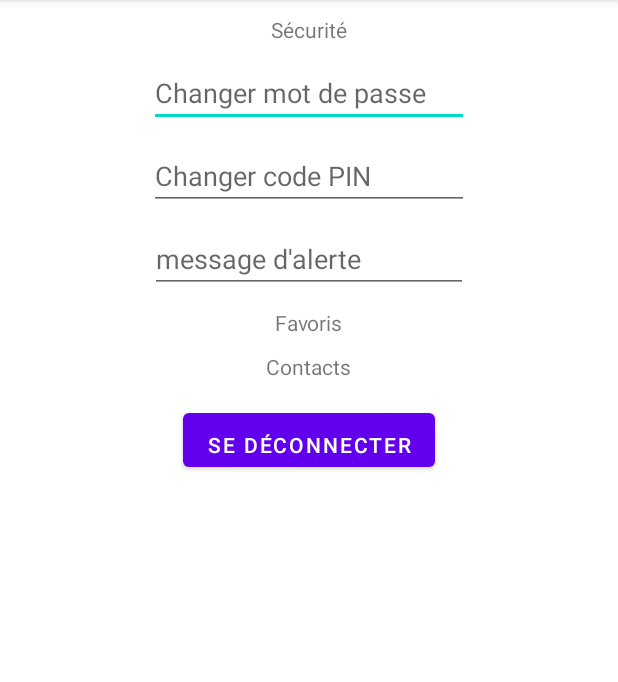
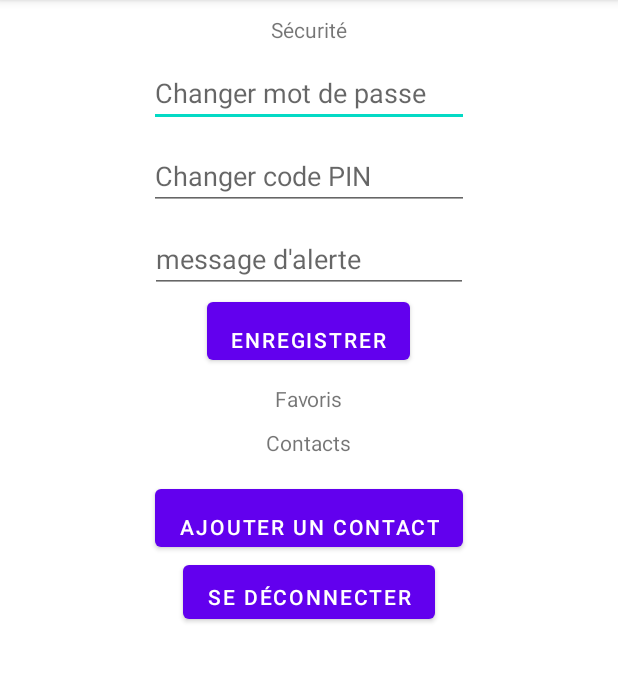
Before and after one commit to alexprime100/SafeBackHome, an Android app: the SettingsActivity screen opened directly, with no data from a screen before it, on a phone screen of 412 x 824 dp, the part 84-766 px from its top. Run offline under Robolectric (Android 15) with nearby library versions, the phone set to English and light mode, and no system bars; our stand-ins replace Firebase (no records; nobody signed in at launch, a user with empty details on screens opened directly); 2 statements that could not run were skipped.

Commit message:
changement de code pin

```diff
--- a/app/src/main/java/com/example/safebackhome/activites/MainActivity.kt
+++ b/app/src/main/java/com/example/safebackhome/activites/MainActivity.kt
@@ -121,6 +121,7 @@ class MainActivity : AppCompatActivity() {
                                 document.getString("ContactNumber") != null)
                             {
                                 contacts.add(Contact(
+                                    document.getString("UserId").toString(),
                                     document.getString("ContactFullName").toString(),
                                     document.getString("ContactNumber").toString()))
                             }
@@ -137,9 +138,12 @@ class MainActivity : AppCompatActivity() {
                     {
 
                         loggedUser = User(
+                            document.getString("Id").toString(),
                             document.getString("Email").toString(),
                             document.getString("FirstName").toString(),
                             document.getString("LastName").toString(),
+                            document.getString("Pin").toString(),
+                            document.getString("fakePin").toString(),
                             contacts)
                         Log.d("User Debug", "nb contacts" + loggedUser.contacts.size)
                         welcomeMessage.text = "Bonjour " + loggedUser.firstName
--- a/app/src/main/java/com/example/safebackhome/activites/RegisterActivity.kt
+++ b/app/src/main/java/com/example/safebackhome/activites/RegisterActivity.kt
@@ -91,8 +91,8 @@ class RegisterActivity : AppCompatActivity() {
                     fireUser = fireAuthentication.currentUser!!
                     var df = fireStore.collection("Users").document(fireUser.uid)
                     var contacts = ArrayList<Contact>()
-                    contacts.add(Contact("papa", "123"))
-                    contacts.add(Contact("maman", "321"))
+                    contacts.add(Contact(fireUser.uid, "papa", "123"))
+                    contacts.add(Contact(fireUser.uid, "maman", "321"))
 
                     var userInfo : HashMap<String, Any> = HashMap<String, Any>()
                     userInfo.put("FirstName", firstname)
--- a/app/src/main/java/com/example/safebackhome/activites/SettingsActivity.kt
+++ b/app/src/main/java/com/example/safebackhome/activites/SettingsActivity.kt
@@ -16,6 +16,7 @@ import com.example.safebackhome.models.User
 import com.example.safebackhome.viewHolders.ContactViewHolder
 import com.google.firebase.auth.FirebaseAuth
 import com.google.firebase.firestore.FirebaseFirestore
+import java.lang.Exception
 import kotlin.math.log
 
 class SettingsActivity : AppCompatActivity() {
@@ -23,6 +24,8 @@ class SettingsActivity : AppCompatActivity() {
     private lateinit var alertMessage: EditText
     private lateinit var editPassword: EditText
     private lateinit var editPin: EditText
+    private lateinit var saveButton : Button
+    private lateinit var addContact: Button
     private lateinit var logout : Button
     private lateinit var contactsRecyclerView : RecyclerView
     private lateinit var fireAuthentication : FirebaseAuth
@@ -42,9 +45,29 @@ class SettingsActivity : AppCompatActivity() {
         //alertMessage.setText("cc")
 
         contactList = ArrayList<Contact>()
-        contactList.add(Contact("papa", "123"))
-        contactList.add(Contact("maman", "321"))
 
+        saveButton.setOnClickListener(object : View.OnClickListener{
+            override fun onClick(p0: View?) {
+                val newPin = editPin.text.toString()
+                if (!newPin.isEmpty()){
+                    try {
+                        val userDocRef = firestore.collection("Users").document(Data.user.id)
+                        userDocRef.update("PIN", newPin)
+                            .addOnSuccessListener { Log.d("Update User Debug: ", "upadte successful") }
+                            .addOnFailureListener { e -> Log.e("Update User Error: ", e.message.toString(), e) }
+                    }
+                    catch (e :Exception){
+                        Log.e("Update User Error: ", e.message.toString(), e)
+                    }
+                }
+            }
+        })
+
+        addContact.setOnClickListener(object : View.OnClickListener{
+            override fun onClick(p0: View?) {
+                startActivity(Intent(applicationContext, AddContactActivity::class.java))
+            }
+        })
 
         logout.setOnClickListener(object : View.OnClickListener{
             override fun onClick(p0: View?) {
@@ -60,11 +83,13 @@ class SettingsActivity : AppCompatActivity() {
     }
 
     private fun declareViews(){
-        editPassword= findViewById(R.id.editTextTextPassword)
-        editPin= findViewById(R.id.editTextNumberPassword)
-        alertMessage= findViewById(R.id.editAlertMessage)
+        editPassword = findViewById(R.id.editTextTextPassword)
+        editPin = findViewById(R.id.editTextNumberPassword)
+        alertMessage = findViewById(R.id.editAlertMessage)
+        saveButton = findViewById(R.id.settings_save_button)
         logout = findViewById(R.id.logout_button)
         contactsRecyclerView = findViewById(R.id.settings_contactsList)
+        addContact = findViewById(R.id.settings_addContact_button)
     }
 
     private fun initiateRecyclerView(){
--- a/app/src/main/res/layout/activity_settings.xml
+++ b/app/src/main/res/layout/activity_settings.xml
@@ -50,6 +50,13 @@
         android:hint="message d'alerte"
         tools:layout_editor_absoluteX="100dp"
         tools:layout_editor_absoluteY="188dp" />
+    <Button
+        android:layout_width="wrap_content"
+        android:layout_height="wrap_content"
+        android:text="Enregistrer"
+        android:id="@+id/settings_save_button"
+        android:layout_gravity="center"
+        android:paddingTop="15dp" />
 
     <TextView
         android:layout_width="wrap_content"
@@ -83,6 +90,14 @@
     <Button
         android:layout_width="wrap_content"
         android:layout_height="wrap_content"
+        android:id="@+id/settings_addContact_button"
+        android:layout_gravity="center"
+        android:paddingTop="15dp"
+        android:text="Ajouter un contact" />
+
+    <Button
+        android:layout_width="wrap_content"
+        android:layout_height="wrap_content"
         android:text="Se déconnecter"
         android:layout_gravity="center"
         android:paddingTop="10dp"
```
Also changed, not shown: app/src/main/AndroidManifest.xml (+7 -4 lines), app/src/main/java/com/example/safebackhome/activites/AddContactActivity.kt (added, +51 -0 lines), app/src/main/java/com/example/safebackhome/models/Contact.kt (+9 -1 lines), app/src/main/java/com/example/safebackhome/models/User.kt (+13 -1 lines), app/src/main/res/layout/activity_add_contact.xml (added, +61 -0 lines).
